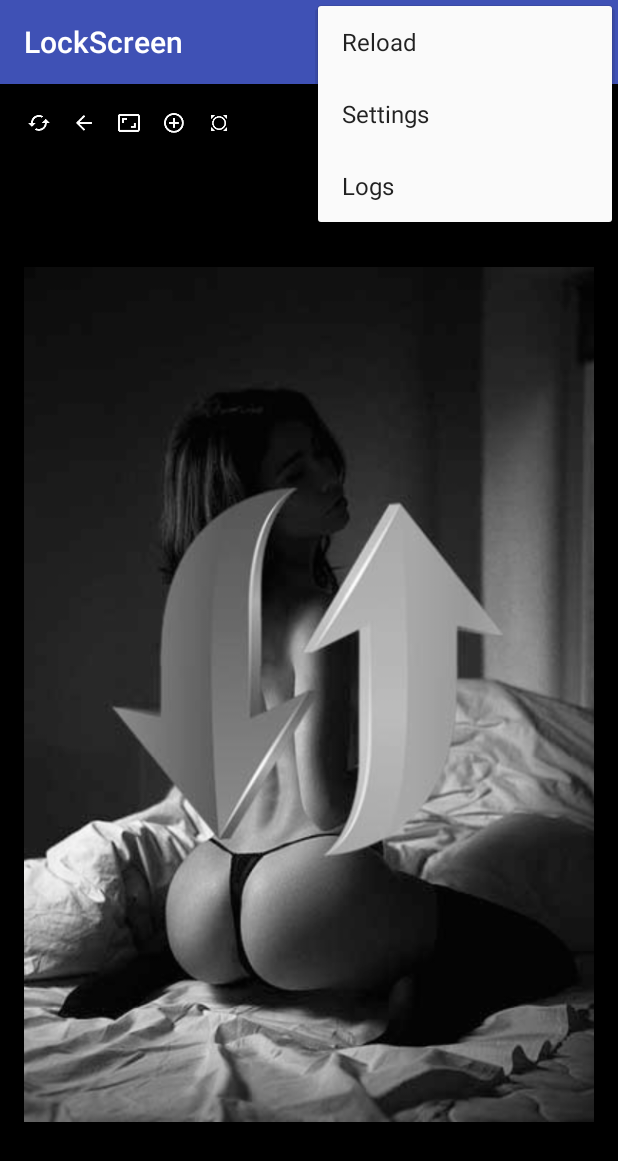
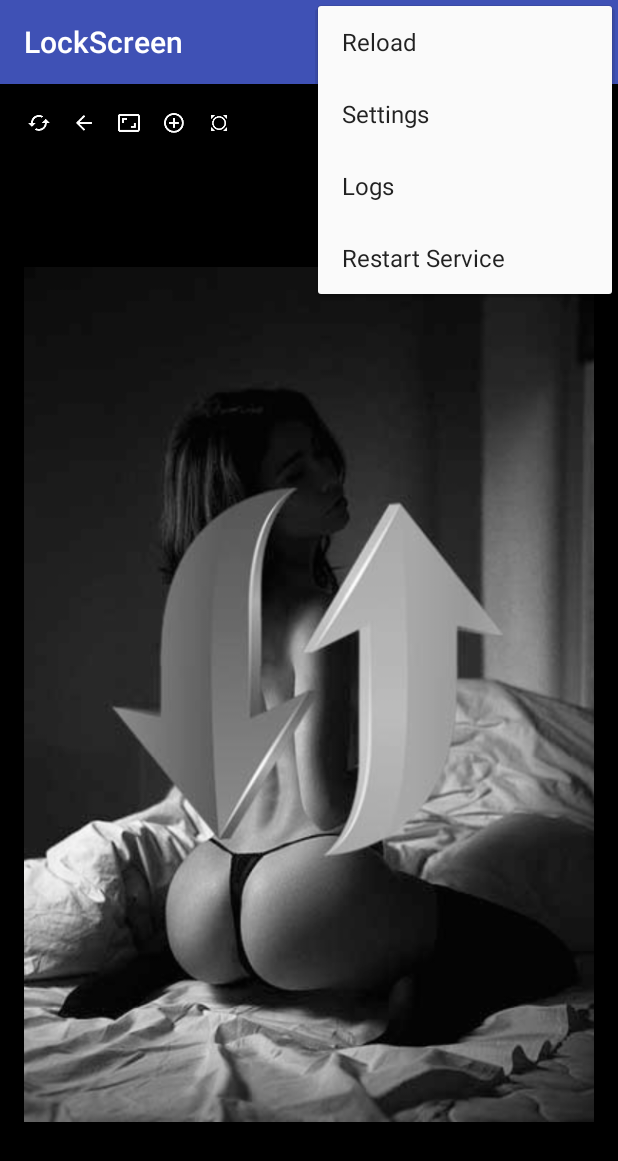
Before and after one commit to lebalex/LockScreen2, an Android app: the screen it shows after launch (MainActivity), with the options menu open, on a phone screen of 412 x 824 dp. Shown: the top 1161 px of the screen. Run offline under Robolectric (Android 15) with nearby library versions, the phone set to English and light mode, and no system bars; 1 statement that could not run was skipped.

Commit message:
new method reload and scheduler

```diff
--- a/app/build.gradle
+++ b/app/build.gradle
@@ -10,6 +10,7 @@ android {
         versionCode 1
         versionName "1.0"
         testInstrumentationRunner "android.support.test.runner.AndroidJUnitRunner"
+        multiDexEnabled = true
     }
     buildTypes {
         release {
--- a/app/src/main/java/xyz/lebalex/lockscreen/LogWrite.java
+++ b/app/src/main/java/xyz/lebalex/lockscreen/LogWrite.java
@@ -12,10 +12,20 @@ import java.util.Calendar;
 
 public class LogWrite {
     public static void Log(Context pContext, String str) {
+        SharedPreferences sp = PreferenceManager.getDefaultSharedPreferences(pContext);
+        if (sp.getBoolean("save_log", false)) {
+            WriteLog(pContext, str);
+        }
+    }
+    public static void LogError(Context pContext, String str) {
+        WriteLog(pContext, str);
+    }
+
+    private static void WriteLog(Context pContext, String str)
+    {
         try {
             //Log.i("LogWrite", str);
             SharedPreferences sp = PreferenceManager.getDefaultSharedPreferences(pContext);
-            if (sp.getBoolean("save_log", false)) {
                 Calendar calen = Calendar.getInstance();
                 int c = calen.get(Calendar.DATE);
                 String logs = sp.getString("logs", "");
@@ -23,7 +33,6 @@ public class LogWrite {
                 editor.putString("logs", logs + calen.get(Calendar.YEAR) + "-" + calen.get(Calendar.MONTH) + "-" + calen.get(Calendar.DATE) + " " + calen.get(Calendar.HOUR_OF_DAY) + ":" +
                         calen.get(Calendar.MINUTE) + ":" + calen.get(Calendar.SECOND) + " " + str + "\n");
                 editor.commit();
-            }
         }catch(Exception e)
         {
             //
--- a/app/src/main/java/xyz/lebalex/lockscreen/MainActivity.java
+++ b/app/src/main/java/xyz/lebalex/lockscreen/MainActivity.java
@@ -88,6 +88,7 @@ import java.io.OutputStream;
 import java.net.HttpURLConnection;
 import java.net.URL;
 import java.util.ArrayList;
+import java.util.Calendar;
 import java.util.List;
 import java.util.Random;
 
@@ -446,23 +447,47 @@ public class MainActivity extends AppCompatActivity implements ConnectionCallbac
 
 
         sp = PreferenceManager.getDefaultSharedPreferences(this);
-        int interval = Integer.parseInt(sp.getString("update_frequency", "60")) * 1000 * 60;
-        LogWrite.Log(this, "start APP, interval = "+interval/1000/60);
-        if (interval > 0) {
 
-            startBackgroundService(interval);
+        if(!sp.getBoolean("start_service",false)) {
+            int interval = Integer.parseInt(sp.getString("update_frequency", "60")) * 1000 * 60;
+            int startTime = Integer.parseInt(sp.getString("update_start", "0"));
+            LogWrite.Log(this, "start APP, interval = " + interval / 1000 / 60);
+            startBackgroundService(interval, startTime);
         }
 
     }
-    private void startBackgroundService(int interval) {
+    private void startBackgroundService(int interval, int startTime) {
         Intent alarmIntent = new Intent(this, LockScreenServiceReceiver.class);
         PendingIntent pendingIntent;pendingIntent = PendingIntent.getBroadcast(this, 1001, alarmIntent, PendingIntent.FLAG_CANCEL_CURRENT);
         AlarmManager manager = (AlarmManager) getSystemService(Context.ALARM_SERVICE);
-        manager.setRepeating(AlarmManager.RTC_WAKEUP, System.currentTimeMillis() + interval, interval, pendingIntent);
 
 
-        //Log.i("MyActivity", "Set alarmManager.setRepeating");
-            /*AlarmManager.INTERVAL_FIFTEEN_MINUTES*/
+        Calendar curentTime = Calendar.getInstance();
+
+        Calendar startCalen = Calendar.getInstance();
+        startCalen.set(Calendar.HOUR_OF_DAY, startTime);
+        startCalen.set(Calendar.MINUTE, 5);
+        startCalen.set(Calendar.SECOND, 0);
+        startCalen.set(Calendar.MILLISECOND, 0);
+
+        boolean find=false;
+        while(!find)
+        {
+            //String a1 = curentTime.get(Calendar.YEAR)+"-"+curentTime.get(Calendar.MONTH)+"-"+curentTime.get(Calendar.DATE)+" "+curentTime.get(Calendar.HOUR_OF_DAY)+":"+curentTime.get(Calendar.MINUTE)+":"+curentTime.get(Calendar.SECOND);
+            //String a2 = startCalen.get(Calendar.YEAR)+"-"+startCalen.get(Calendar.MONTH)+"-"+startCalen.get(Calendar.DATE)+" "+startCalen.get(Calendar.HOUR_OF_DAY)+":"+startCalen.get(Calendar.MINUTE)+":"+startCalen.get(Calendar.SECOND);
+            if(curentTime.before(startCalen))
+                find=true;
+            else
+                startCalen.add(Calendar.MILLISECOND, interval);
+        }
+
+
+        manager.setRepeating(AlarmManager.RTC_WAKEUP, startCalen.getTimeInMillis(), interval, pendingIntent);
+
+        SharedPreferences.Editor editor = sp.edit();
+        editor.putBoolean("start_service",true);
+        editor.commit();
+        LogWrite.Log(this, "start Alarm "+startCalen.get(Calendar.YEAR)+"-"+startCalen.get(Calendar.MONTH)+"-"+startCalen.get(Calendar.DATE)+" "+startCalen.get(Calendar.HOUR_OF_DAY)+":"+startCalen.get(Calendar.MINUTE)+":"+startCalen.get(Calendar.SECOND));
     }
 
     protected void makeRequest() {
@@ -533,6 +558,15 @@ public class MainActivity extends AppCompatActivity implements ConnectionCallbac
             startActivity(i);
             return true;
         }
+        if (id == R.id.action_restart_service) {
+            int interval = Integer.parseInt(sp.getString("update_frequency", "60")) * 1000 * 60;
+            int startTime = Integer.parseInt(sp.getString("update_start", "0"));
+            LogWrite.Log(this, "--restart APP, interval = " + interval / 1000 / 60);
+            startBackgroundService(interval, startTime);
+            return true;
+        }
+
+
         return super.onOptionsItemSelected(item);
     }
 
--- a/app/src/main/res/layout/fragment_main.xml
+++ b/app/src/main/res/layout/fragment_main.xml
@@ -9,7 +9,8 @@
     android:paddingTop="@dimen/activity_vertical_margin"
     android:id="@+id/frr"
     tools:context="xyz.lebalex.lockscreen.MainActivity$PlaceholderFragment"
-    android:background="@android:color/background_dark">
+    android:background="@android:color/background_dark"
+    android:keepScreenOn="true">
 >
     <GridLayout
         android:rowCount="2"
--- a/app/src/main/res/menu/menu_main.xml
+++ b/app/src/main/res/menu/menu_main.xml
@@ -17,4 +17,11 @@
         android:orderInCategory="100"
         android:title="@string/action_logs"
         app:showAsAction="never" />
+
+    <item
+        android:id="@+id/action_restart_service"
+        android:orderInCategory="100"
+        android:title="@string/action_restart_service"
+        app:showAsAction="never" />
+
 </menu>
--- a/app/src/main/res/values/strings.xml
+++ b/app/src/main/res/values/strings.xml
@@ -18,6 +18,7 @@
     <string name="flag_wall_Title">flag LOCK or SYSTEM</string>
     <string name="save_log_Title">save log</string>
 <string name="action_logs">Logs</string>
+    <string name="action_restart_service">Restart Service</string>
 
     <string name="pref_title_update_start">Start update</string>
     <string name="pref_default_update_start">0</string>
--- a/app/src/main/res/xml/pref_general.xml
+++ b/app/src/main/res/xml/pref_general.xml
@@ -53,6 +53,8 @@
         android:summary=""
         android:title="@string/save_log_Title" />
 
+
+
     <!-- NOTE: Hide buttons to simplify the UI. Users can touch outside the dialog to
          dismiss it. -->
     <!-- NOTE: ListPreference's summary should be set to its value by the activity code. -->
--- a/gradle.properties
+++ b/gradle.properties
@@ -12,7 +12,7 @@
 # This option should only be used with decoupled projects. More details, visit
 # http://www.gradle.org/docs/current/userguide/multi_project_builds.html#sec:decoupled_projects
 # org.gradle.parallel=true
-#Tue Dec 27 08:45:15 MSK 2016
+#Wed Feb 08 16:32:44 MSK 2017
 systemProp.http.proxyPort=3128
 systemProp.http.proxyUser=ivc_lebedevav
 systemProp.http.proxyPassword=jNjqlbjn;20
```
Also changed, not shown: app/src/main/java/xyz/lebalex/lockscreen/BootBroadcastReceiver.java (+25 -0 lines), app/src/main/java/xyz/lebalex/lockscreen/LockScreenService.java (+46 -23 lines), app/src/main/java/xyz/lebalex/lockscreen/LockScreenServiceReceiver.java (+8 -5 lines).
